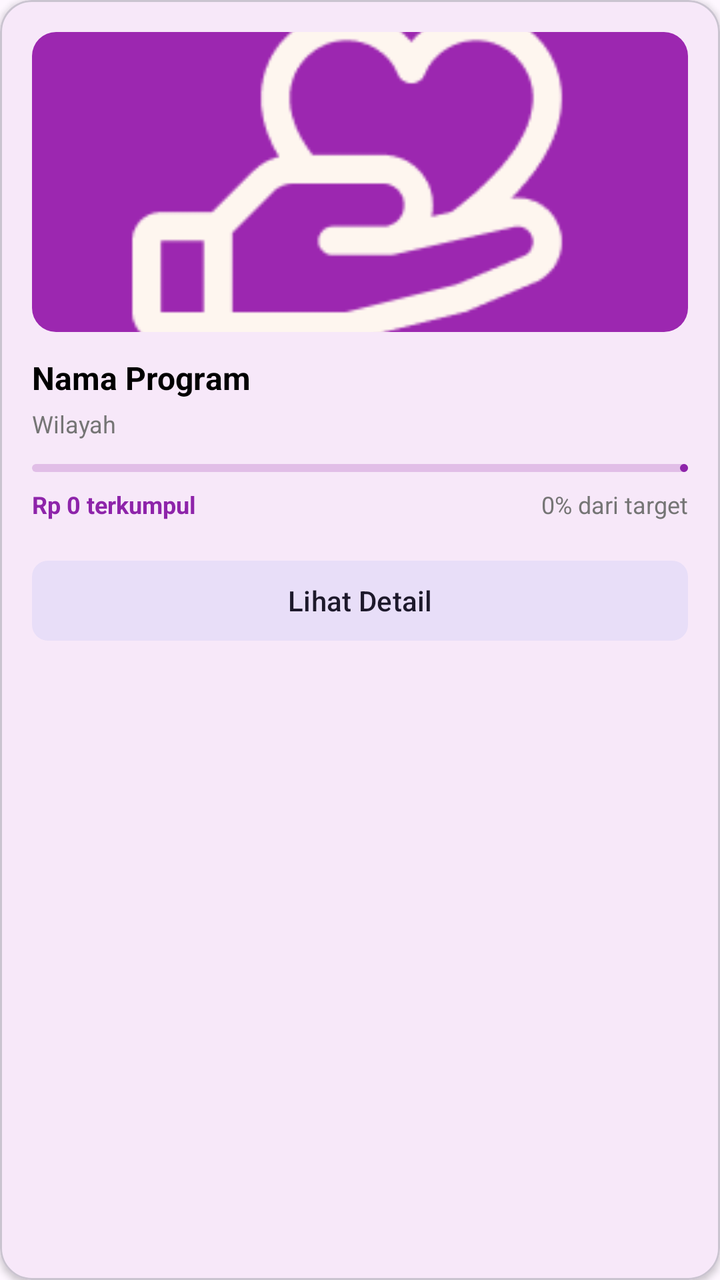
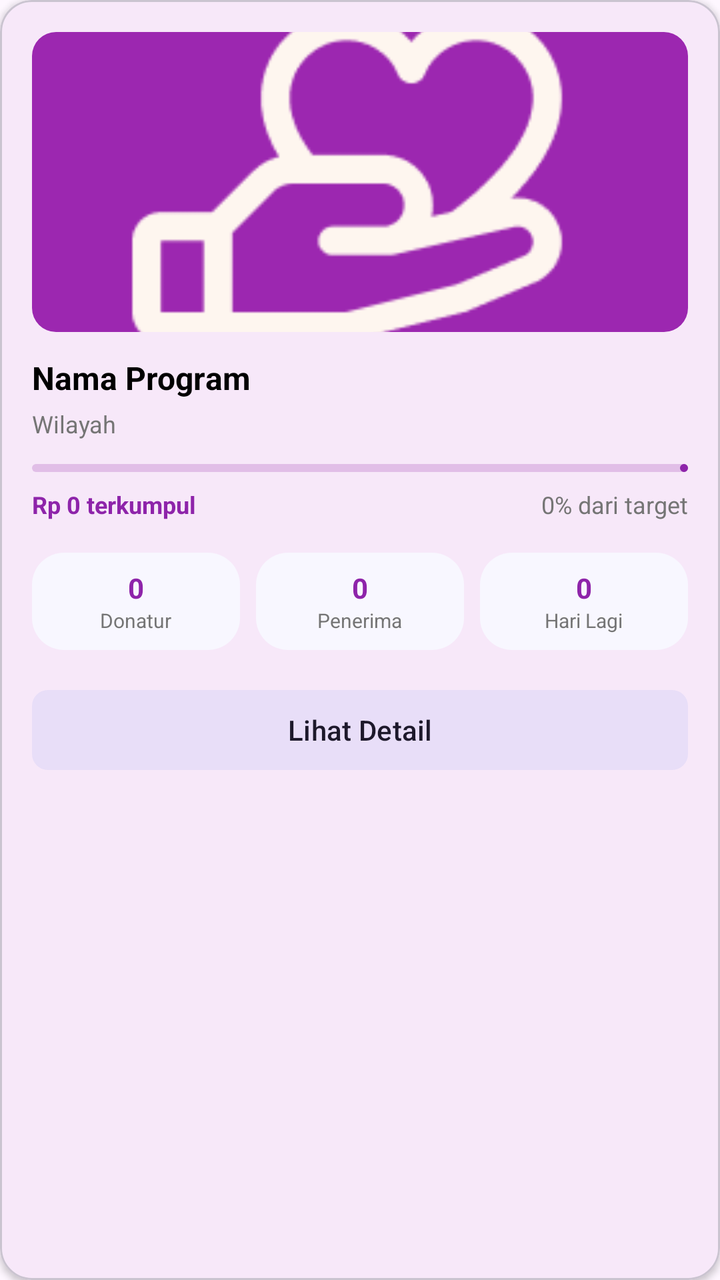

The first picture is an Android layout as it rendered before a commit; the second is the same layout after the commit. The layout source and the unified diff follow.
<!-- AndroidManifest.xml: application theme Theme.AplikasiProjekSMT4 -->
<!-- res/layout/item_program_admin.xml -->
<?xml version="1.0" encoding="utf-8"?>
<com.google.android.material.card.MaterialCardView xmlns:android="http://schemas.android.com/apk/res/android"
    xmlns:app="http://schemas.android.com/apk/res-auto"
    android:layout_width="match_parent"
    android:layout_height="wrap_content"
    android:layout_marginHorizontal="16dp"
    android:layout_marginVertical="8dp"
    app:cardCornerRadius="16dp"
    app:cardElevation="2dp">

    <LinearLayout
        android:layout_width="match_parent"
        android:layout_height="wrap_content"
        android:orientation="vertical"
        android:padding="16dp">

        <com.google.android.material.imageview.ShapeableImageView
            android:id="@+id/ivProgramImage"
            android:layout_width="match_parent"
            android:layout_height="150dp"
            android:scaleType="centerCrop"
            android:src="@drawable/group_2"
            app:shapeAppearanceOverlay="@style/ShapeAppearance.Material3.Corner.Medium" />

        <TextView
            android:id="@+id/tvNamaProgram"
            android:layout_width="match_parent"
            android:layout_height="wrap_content"
            android:layout_marginTop="12dp"
            android:text="Nama Program"
            android:textColor="@color/black"
            android:textSize="16sp"
            android:textStyle="bold" />

        <TextView
            android:id="@+id/tvWilayah"
            android:layout_width="match_parent"
            android:layout_height="wrap_content"
            android:layout_marginTop="4dp"
            android:text="Wilayah"
            android:textColor="@color/text_secondary"
            android:textSize="12sp" />

        <com.google.android.material.progressindicator.LinearProgressIndicator
            android:id="@+id/progressIndicator"
            android:layout_width="match_parent"
            android:layout_height="wrap_content"
            android:layout_marginTop="12dp"
            app:trackColor="#E1BEE7"
            app:indicatorColor="@color/primary_purple" />

        <RelativeLayout
            android:layout_width="match_parent"
            android:layout_height="wrap_content"
            android:layout_marginTop="8dp">

            <TextView
                android:id="@+id/tvTerkumpul"
                android:layout_width="wrap_content"
                android:layout_height="wrap_content"
                android:text="Rp 0 terkumpul"
                android:textColor="@color/primary_purple"
                android:textSize="12sp"
                android:textStyle="bold" />

            <TextView
                android:id="@+id/tvPersentaseTarget"
                android:layout_width="wrap_content"
                android:layout_height="wrap_content"
                android:layout_alignParentEnd="true"
                android:text="0% dari target"
                android:textColor="@color/text_secondary"
                android:textSize="12sp" />
        </RelativeLayout>

        <com.google.android.material.button.MaterialButton
            android:id="@+id/btnLihatDetail"
            style="@style/Widget.Material3.Button.TonalButton"
            android:layout_width="match_parent"
            android:layout_height="wrap_content"
            android:layout_marginTop="16dp"
            android:text="Lihat Detail"
            android:textAllCaps="false"
            app:cornerRadius="8dp" />

    </LinearLayout>
</com.google.android.material.card.MaterialCardView>
<!-- resources referenced by this layout -->
<resources>
  <color name="black">#000000</color>
  <color name="primary_purple">#8E24AA</color>
  <color name="text_secondary">#757575</color>
  <!-- drawable group_2: png bitmap (drawable, 5644 bytes) -->
  <style name="Theme.AplikasiProjekSMT4" parent="Base.Theme.AplikasiProjekSMT4" />
  <style name="Base.Theme.AplikasiProjekSMT4" parent="Theme.Material3.DayNight.NoActionBar">
          <item name="colorPrimary">#9C27B0</item>
          <item name="colorPrimaryVariant">#7B1FA2</item>
          <item name="colorOnPrimary">#FFFFFF</item>
      </style>
</resources>

<!-- the commit's change to res/layout/item_program_admin.xml (unified diff, before → after) -->
@@ -73,6 +73,93 @@
                 android:textSize="12sp" />
         </RelativeLayout>
 
+        
+        <LinearLayout
+            android:layout_width="match_parent"
+            android:layout_height="wrap_content"
+            android:layout_marginTop="16dp"
+            android:orientation="horizontal">
+
+            <LinearLayout
+                android:layout_width="0dp"
+                android:layout_height="wrap_content"
+                android:layout_weight="1"
+                android:gravity="center"
+                android:orientation="vertical"
+                android:background="@drawable/bg_card_white"
+                android:backgroundTint="#F8F7FF"
+                android:padding="8dp">
+                <TextView
+                    android:id="@+id/tvDonaturCount"
+                    android:layout_width="wrap_content"
+                    android:layout_height="wrap_content"
+                    android:text="0"
+                    android:textColor="@color/primary_purple"
+                    android:textStyle="bold"
+                    android:textSize="14sp" />
+                <TextView
+                    android:layout_width="wrap_content"
+                    android:layout_height="wrap_content"
+                    android:text="Donatur"
+                    android:textColor="@color/text_secondary"
+                    android:textSize="10sp" />
+            </LinearLayout>
+
+            <View android:layout_width="8dp" android:layout_height="1dp" />
+
+            <LinearLayout
+                android:layout_width="0dp"
+                android:layout_height="wrap_content"
+                android:layout_weight="1"
+                android:gravity="center"
+                android:orientation="vertical"
+                android:background="@drawable/bg_card_white"
+                android:backgroundTint="#F8F7FF"
+                android:padding="8dp">
+                <TextView
+                    android:id="@+id/tvPenerimaCount"
+                    android:layout_width="wrap_content"
+                    android:layout_height="wrap_content"
+                    android:text="0"
+                    android:textColor="@color/primary_purple"
+                    android:textStyle="bold"
+                    android:textSize="14sp" />
+                <TextView
+                    android:layout_width="wrap_content"
+                    android:layout_height="wrap_content"
+                    android:text="Penerima"
+                    android:textColor="@color/text_secondary"
+                    android:textSize="10sp" />
+            </LinearLayout>
+
+            <View android:layout_width="8dp" android:layout_height="1dp" />
+
+            <LinearLayout
+                android:layout_width="0dp"
+                android:layout_height="wrap_content"
+                android:layout_weight="1"
+                android:gravity="center"
+                android:orientation="vertical"
+                android:background="@drawable/bg_card_white"
+                android:backgroundTint="#F8F7FF"
+                android:padding="8dp">
+                <TextView
+                    android:id="@+id/tvHariLagi"
+                    android:layout_width="wrap_content"
+                    android:layout_height="wrap_content"
+                    android:text="0"
+                    android:textColor="@color/primary_purple"
+                    android:textStyle="bold"
+                    android:textSize="14sp" />
+                <TextView
+                    android:layout_width="wrap_content"
+                    android:layout_height="wrap_content"
+                    android:text="Hari Lagi"
+                    android:textColor="@color/text_secondary"
+                    android:textSize="10sp" />
+            </LinearLayout>
+        </LinearLayout>
+
         <com.google.android.material.button.MaterialButton
             android:id="@+id/btnLihatDetail"
             style="@style/Widget.Material3.Button.TonalButton"
<!-- resource entries referenced after the edit -->
@@ -3,8 +3,15 @@
   <color name="black">#000000</color>
   <color name="primary_purple">#8E24AA</color>
   <color name="text_secondary">#757575</color>
+  <!-- drawable bg_card_white (drawable) -->
+  <?xml version="1.0" encoding="utf-8"?>
+  <shape xmlns:android="http://schemas.android.com/apk/res/android">
+      <solid android:color="@color/white" />
+      <corners android:radius="16dp" />
+  </shape>
   <!-- drawable group_2: png bitmap (drawable, 5644 bytes) -->
   <style name="Theme.AplikasiProjekSMT4" parent="Base.Theme.AplikasiProjekSMT4" />
+  <color name="white">#FFFFFF</color>
   <style name="Base.Theme.AplikasiProjekSMT4" parent="Theme.Material3.DayNight.NoActionBar">
           <item name="colorPrimary">#9C27B0</item>
           <item name="colorPrimaryVariant">#7B1FA2</item>
